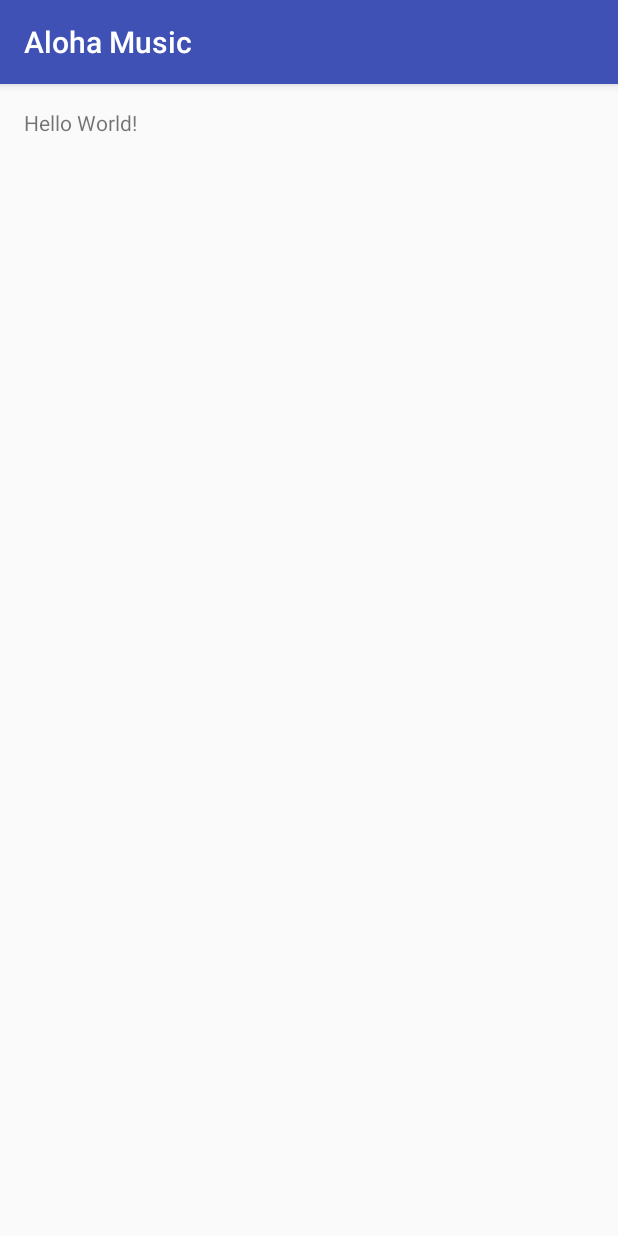
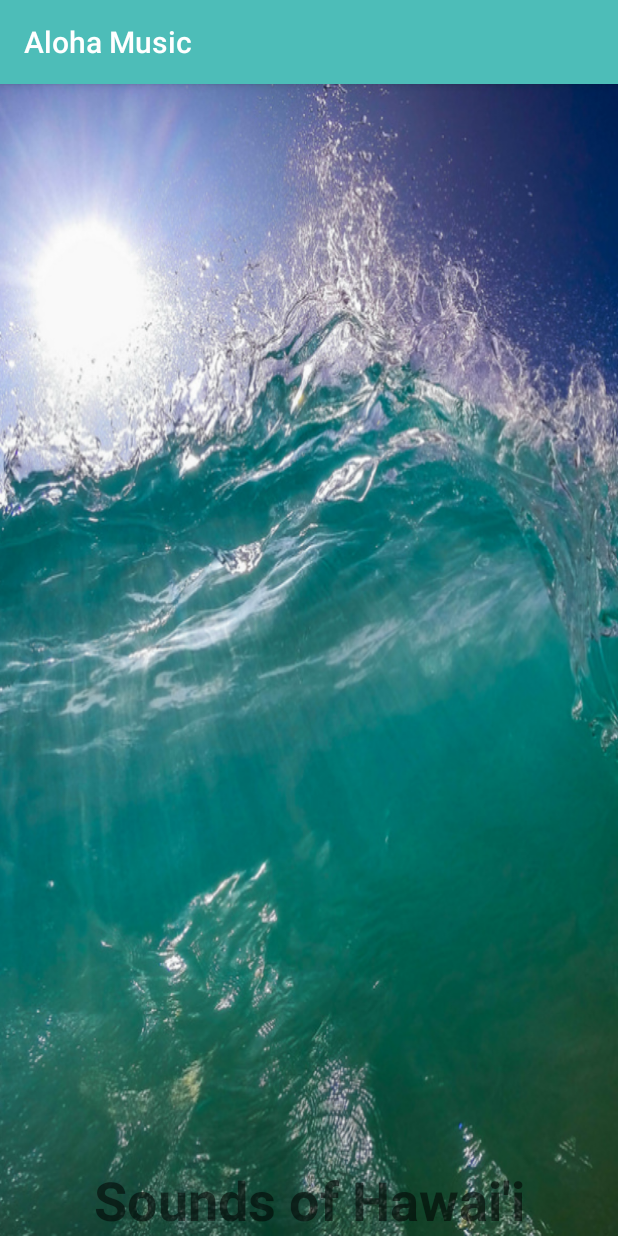
Before and after one commit to kdo94/AlohaMusic, an Android app: the screen it shows after launch (SplahActivity), on a phone screen of 412 x 824 dp. Run offline under Robolectric (Android 15) with nearby library versions, the phone set to English and light mode, and no system bars.

Commit message:
Finished the app

```diff
--- a/app/src/main/java/edu/orangecoastcollege/cs273/kdo94/alohamusic/SplahActivity.java
+++ b/app/src/main/java/edu/orangecoastcollege/cs273/kdo94/alohamusic/SplahActivity.java
@@ -1,7 +1,11 @@
 package edu.orangecoastcollege.cs273.kdo94.alohamusic;
 
-import android.support.v7.app.AppCompatActivity;
-import android.os.Bundle;
+        import android.content.Intent;
+        import android.os.Bundle;
+        import android.support.v7.app.AppCompatActivity;
+
+        import java.util.Timer;
+        import java.util.TimerTask;
 
 public class SplahActivity extends AppCompatActivity {
 
@@ -9,5 +13,15 @@ public class SplahActivity extends AppCompatActivity {
     protected void onCreate(Bundle savedInstanceState) {
         super.onCreate(savedInstanceState);
         setContentView(R.layout.activity_splah);
+
+        TimerTask mediaTask = new TimerTask() {
+            @Override
+            public void run() {
+                finish();
+                startActivity(new Intent(SplahActivity.this, MusicActivity.class));
+            }
+        };
+        Timer timer = new Timer();
+        timer.schedule(mediaTask, 3000);
     }
 }
--- a/app/src/main/res/layout/activity_splah.xml
+++ b/app/src/main/res/layout/activity_splah.xml
@@ -1,18 +1,22 @@
 <?xml version="1.0" encoding="utf-8"?>
-<RelativeLayout
-    xmlns:android="http://schemas.android.com/apk/res/android"
+<RelativeLayout xmlns:android="http://schemas.android.com/apk/res/android"
     xmlns:tools="http://schemas.android.com/tools"
     android:id="@+id/activity_splah"
     android:layout_width="match_parent"
     android:layout_height="match_parent"
-    android:paddingLeft="@dimen/activity_horizontal_margin"
-    android:paddingRight="@dimen/activity_horizontal_margin"
-    android:paddingTop="@dimen/activity_vertical_margin"
-    android:paddingBottom="@dimen/activity_vertical_margin"
     tools:context="edu.orangecoastcollege.cs273.kdo94.alohamusic.SplahActivity">
 
     <TextView
-        android:layout_width="wrap_content"
-        android:layout_height="wrap_content"
-        android:text="Hello World!" />
+        android:text="@string/splash_screen_text"
+        android:layout_width="match_parent"
+        android:layout_height="match_parent"
+        android:layout_alignParentTop="true"
+        android:layout_alignParentStart="true"
+        android:id="@+id/splashTextView"
+        android:layout_alignParentLeft="false"
+        android:gravity="bottom|center"
+        android:background="@drawable/hawaii_wave"
+        android:textSize="36sp"
+        tools:textColor="@android:color/background_light"
+        android:textStyle="bold" />
 </RelativeLayout>
--- a/app/src/main/res/values/colors.xml
+++ b/app/src/main/res/values/colors.xml
@@ -3,4 +3,9 @@
     <color name="colorPrimary">#3F51B5</color>
     <color name="colorPrimaryDark">#303F9F</color>
     <color name="colorAccent">#FF4081</color>
+    <color name="hawaiian_earth">#964b00</color>
+    <color name="dark_hawaiian_earth">#7D3200</color>
+    <color name="jungle_green">#347c2c</color>
+    <color name="turquoise_water">#4dbdb8</color>
+    <color name="dark_turquoise_water">#00706b</color>
 </resources>
--- a/app/src/main/res/values/styles.xml
+++ b/app/src/main/res/values/styles.xml
@@ -3,9 +3,9 @@
     <!-- Base application theme. -->
     <style name="AppTheme" parent="Theme.AppCompat.Light.DarkActionBar">
         <!-- Customize your theme here. -->
-        <item name="colorPrimary">@color/colorPrimary</item>
-        <item name="colorPrimaryDark">@color/colorPrimaryDark</item>
-        <item name="colorAccent">@color/colorAccent</item>
+        <item name="colorPrimary">@color/turquoise_water</item>
+        <item name="colorPrimaryDark">@color/dark_turquoise_water</item>
+        <item name="colorAccent">@color/jungle_green</item>
     </style>
 
 </resources>
```
Also changed, not shown: app/src/main/AndroidManifest.xml (+4 -3 lines), app/src/main/java/edu/orangecoastcollege/cs273/kdo94/alohamusic/MusicActivity.java (added, +99 -0 lines), app/src/main/res/layout/activity_music.xml (added, +58 -0 lines), app/src/main/res/values/strings.xml (+10 -0 lines), app/src/main/res/drawable/hawaii_wave.png (added), app/src/main/res/drawable/ipu.png (added), app/src/main/res/drawable/ukulele.png (added), 3 other files.
